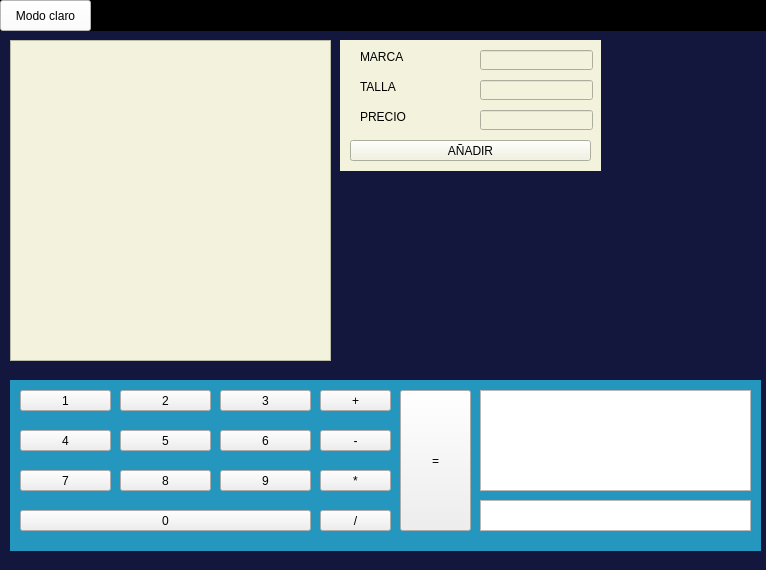
First picture: the form in main/mygui.ui, repository pablofu9/TiendaPython, before the edit.
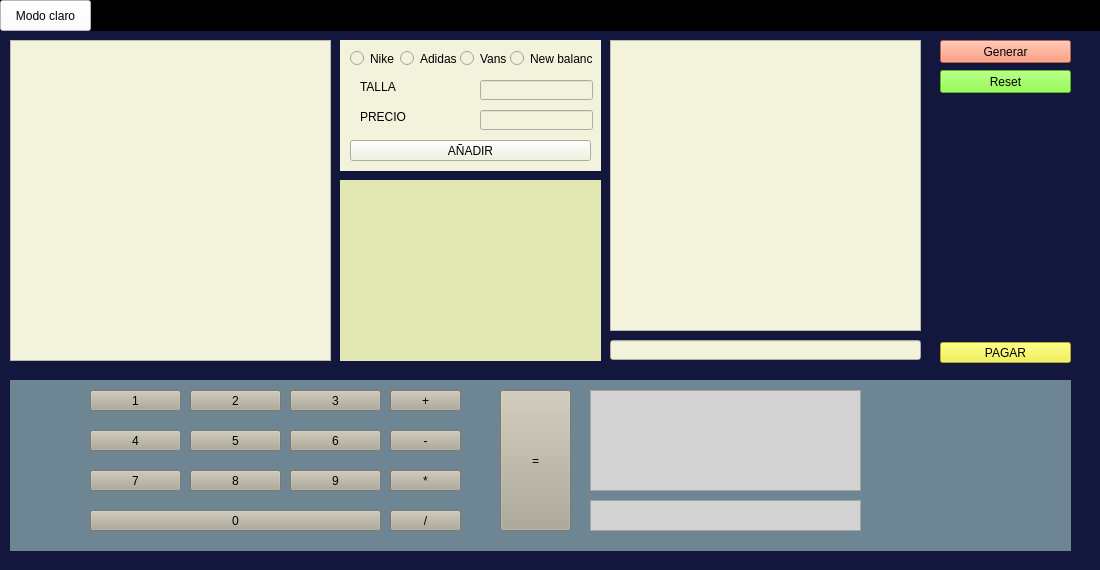
Second picture: the form after the edit.

Commit message: AÑADIR

The edit to the form file:
```diff
--- a/main/mygui.ui
+++ b/main/mygui.ui
@@ -6,13 +6,24 @@
    <rect>
     <x>0</x>
     <y>0</y>
-    <width>766</width>
+    <width>1100</width>
     <height>570</height>
    </rect>
   </property>
+  <property name="maximumSize">
+   <size>
+    <width>1100</width>
+    <height>600</height>
+   </size>
+  </property>
   <property name="windowTitle">
    <string>MainWindow</string>
   </property>
+  <property name="styleSheet">
+   <string notr="true">.QPushButton{
+background-color:#ADA897
+}</string>
+  </property>
   <widget class="QWidget" name="pantalla">
    <property name="styleSheet">
     <string notr="true">#pantalla{
@@ -24,19 +35,19 @@
      <rect>
       <x>10</x>
       <y>380</y>
-      <width>751</width>
+      <width>1061</width>
       <height>171</height>
      </rect>
     </property>
     <property name="styleSheet">
      <string notr="true"> #calculadora{
-	background-color:#2596be;
+	background-color:#6E8693;
 }</string>
     </property>
     <widget class="QPushButton" name="btn1">
      <property name="geometry">
       <rect>
-       <x>10</x>
+       <x>80</x>
        <y>10</y>
        <width>91</width>
        <height>21</height>
@@ -49,12 +60,16 @@
     <widget class="QPushButton" name="btn2">
      <property name="geometry">
       <rect>
-       <x>110</x>
+       <x>180</x>
        <y>10</y>
        <width>91</width>
        <height>21</height>
       </rect>
      </property>
+     <property name="styleSheet">
+      <string notr="true">
+</string>
+     </property>
      <property name="text">
       <string>2</string>
      </property>
@@ -62,7 +77,7 @@
     <widget class="QPushButton" name="btn3">
      <property name="geometry">
       <rect>
-       <x>210</x>
+       <x>280</x>
        <y>10</y>
        <width>91</width>
        <height>21</height>
@@ -75,7 +90,7 @@
     <widget class="QPushButton" name="btn6">
      <property name="geometry">
       <rect>
-       <x>210</x>
+       <x>280</x>
        <y>50</y>
        <width>91</width>
        <height>21</height>
@@ -88,7 +103,7 @@
     <widget class="QPushButton" name="btn5">
      <property name="geometry">
       <rect>
-       <x>110</x>
+       <x>180</x>
        <y>50</y>
        <width>91</width>
        <height>21</height>
@@ -101,7 +116,7 @@
     <widget class="QPushButton" name="btn4">
      <property name="geometry">
       <rect>
-       <x>10</x>
+       <x>80</x>
        <y>50</y>
        <width>91</width>
        <height>21</height>
@@ -114,7 +129,7 @@
     <widget class="QPushButton" name="btn8">
      <property name="geometry">
       <rect>
-       <x>110</x>
+       <x>180</x>
        <y>90</y>
        <width>91</width>
        <height>21</height>
@@ -127,7 +142,7 @@
     <widget class="QPushButton" name="btn7">
      <property name="geometry">
       <rect>
-       <x>10</x>
+       <x>80</x>
        <y>90</y>
        <width>91</width>
        <height>21</height>
@@ -140,7 +155,7 @@
     <widget class="QPushButton" name="btn9">
      <property name="geometry">
       <rect>
-       <x>210</x>
+       <x>280</x>
        <y>90</y>
        <width>91</width>
        <height>21</height>
@@ -153,7 +168,7 @@
     <widget class="QPushButton" name="btn0">
      <property name="geometry">
       <rect>
-       <x>10</x>
+       <x>80</x>
        <y>130</y>
        <width>291</width>
        <height>21</height>
@@ -166,7 +181,7 @@
     <widget class="QPushButton" name="btnSumar">
      <property name="geometry">
       <rect>
-       <x>310</x>
+       <x>380</x>
        <y>10</y>
        <width>71</width>
        <height>21</height>
@@ -179,7 +194,7 @@
     <widget class="QPushButton" name="btnRestar">
      <property name="geometry">
       <rect>
-       <x>310</x>
+       <x>380</x>
        <y>50</y>
        <width>71</width>
        <height>21</height>
@@ -192,7 +207,7 @@
     <widget class="QPushButton" name="btnMultiplicar">
      <property name="geometry">
       <rect>
-       <x>310</x>
+       <x>380</x>
        <y>90</y>
        <width>71</width>
        <height>21</height>
@@ -205,7 +220,7 @@
     <widget class="QPushButton" name="btnDividir">
      <property name="geometry">
       <rect>
-       <x>310</x>
+       <x>380</x>
        <y>130</y>
        <width>71</width>
        <height>21</height>
@@ -218,7 +233,7 @@
     <widget class="QPushButton" name="btnIgual">
      <property name="geometry">
       <rect>
-       <x>390</x>
+       <x>490</x>
        <y>10</y>
        <width>71</width>
        <height>141</height>
@@ -231,22 +246,28 @@
     <widget class="QTextBrowser" name="txtOperacion">
      <property name="geometry">
       <rect>
-       <x>470</x>
+       <x>580</x>
        <y>10</y>
        <width>271</width>
        <height>101</height>
       </rect>
      </property>
+     <property name="styleSheet">
+      <string notr="true">background-color:lightgrey</string>
+     </property>
     </widget>
     <widget class="QTextBrowser" name="txtResultado">
      <property name="geometry">
       <rect>
-       <x>470</x>
+       <x>580</x>
        <y>120</y>
        <width>271</width>
        <height>31</height>
       </rect>
      </property>
+     <property name="styleSheet">
+      <string notr="true">background-color:lightgrey</string>
+     </property>
     </widget>
    </widget>
    <widget class="QFrame" name="frame">
@@ -254,7 +275,7 @@
      <rect>
       <x>0</x>
       <y>0</y>
-      <width>771</width>
+      <width>1261</width>
       <height>31</height>
      </rect>
     </property>
@@ -312,16 +333,6 @@
     <property name="styleSheet">
      <string notr="true">background-color:#F2F2DD</string>
     </property>
-    <widget class="QLineEdit" name="txtMarca">
-     <property name="geometry">
-      <rect>
-       <x>140</x>
-       <y>10</y>
-       <width>113</width>
-       <height>20</height>
-      </rect>
-     </property>
-    </widget>
     <widget class="QLineEdit" name="txtTalla">
      <property name="geometry">
       <rect>
@@ -342,19 +353,6 @@
       </rect>
      </property>
     </widget>
-    <widget class="QLabel" name="label">
-     <property name="geometry">
-      <rect>
-       <x>20</x>
-       <y>10</y>
-       <width>47</width>
-       <height>13</height>
-      </rect>
-     </property>
-     <property name="text">
-      <string>MARCA</string>
-     </property>
-    </widget>
     <widget class="QLabel" name="label_2">
      <property name="geometry">
       <rect>
@@ -397,6 +395,170 @@
       <string>AÑADIR</string>
      </property>
     </widget>
+    <widget class="QRadioButton" name="rdNike">
+     <property name="geometry">
+      <rect>
+       <x>10</x>
+       <y>10</y>
+       <width>51</width>
+       <height>17</height>
+      </rect>
+     </property>
+     <property name="text">
+      <string>Nike</string>
+     </property>
+     <attribute name="buttonGroup">
+      <string notr="true">buttonGroup</string>
+     </attribute>
+    </widget>
+    <widget class="QRadioButton" name="rdAdidas">
+     <property name="geometry">
+      <rect>
+       <x>60</x>
+       <y>10</y>
+       <width>61</width>
+       <height>17</height>
+      </rect>
+     </property>
+     <property name="text">
+      <string>Adidas</string>
+     </property>
+     <attribute name="buttonGroup">
+      <string notr="true">buttonGroup</string>
+     </attribute>
+    </widget>
+    <widget class="QRadioButton" name="rdVans">
+     <property name="geometry">
+      <rect>
+       <x>120</x>
+       <y>10</y>
+       <width>51</width>
+       <height>17</height>
+      </rect>
+     </property>
+     <property name="text">
+      <string>Vans</string>
+     </property>
+     <attribute name="buttonGroup">
+      <string notr="true">buttonGroup</string>
+     </attribute>
+    </widget>
+    <widget class="QRadioButton" name="rdNewbalance">
+     <property name="geometry">
+      <rect>
+       <x>170</x>
+       <y>10</y>
+       <width>82</width>
+       <height>17</height>
+      </rect>
+     </property>
+     <property name="text">
+      <string>New balance</string>
+     </property>
+     <attribute name="buttonGroup">
+      <string notr="true">buttonGroup</string>
+     </attribute>
+    </widget>
+   </widget>
+   <widget class="QWidget" name="widget_2" native="true">
+    <property name="geometry">
+     <rect>
+      <x>340</x>
+      <y>180</y>
+      <width>261</width>
+      <height>181</height>
+     </rect>
+    </property>
+    <property name="styleSheet">
+     <string notr="true">background-color:#E2E7B4
+</string>
+    </property>
+    <widget class="QWidget" name="imagen" native="true">
+     <property name="geometry">
+      <rect>
+       <x>0</x>
+       <y>0</y>
+       <width>261</width>
+       <height>181</height>
+      </rect>
+     </property>
+    </widget>
+   </widget>
+   <widget class="QPushButton" name="btnGenerar">
+    <property name="geometry">
+     <rect>
+      <x>940</x>
+      <y>40</y>
+      <width>131</width>
+      <height>23</height>
+     </rect>
+    </property>
+    <property name="styleSheet">
+     <string notr="true">background-color:#FF855D</string>
+    </property>
+    <property name="text">
+     <string>Generar</string>
+    </property>
+   </widget>
+   <widget class="QPushButton" name="btnReset">
+    <property name="geometry">
+     <rect>
+      <x>940</x>
+      <y>70</y>
+      <width>131</width>
+      <height>23</height>
+     </rect>
+    </property>
+    <property name="styleSheet">
+     <string notr="true">background-color:#78FF21
+</string>
+    </property>
+    <property name="text">
+     <string>Reset</string>
+    </property>
+   </widget>
+   <widget class="QPushButton" name="pushButton_3">
+    <property name="geometry">
+     <rect>
+      <x>940</x>
+      <y>342</y>
+      <width>131</width>
+      <height>21</height>
+     </rect>
+    </property>
+    <property name="styleSheet">
+     <string notr="true">background-color:#EFF133
+</string>
+    </property>
+    <property name="text">
+     <string>PAGAR</string>
+    </property>
+   </widget>
+   <widget class="QLineEdit" name="precioTotal">
+    <property name="geometry">
+     <rect>
+      <x>610</x>
+      <y>340</y>
+      <width>311</width>
+      <height>20</height>
+     </rect>
+    </property>
+    <property name="styleSheet">
+     <string notr="true">background-color:#F2F2DD</string>
+    </property>
+   </widget>
+   <widget class="QTableWidget" name="lista">
+    <property name="geometry">
+     <rect>
+      <x>610</x>
+      <y>40</y>
+      <width>311</width>
+      <height>291</height>
+     </rect>
+    </property>
+    <property name="styleSheet">
+     <string notr="true">background-color:#F2F2DD</string>
+    </property>
    </widget>
    <zorder>calculadora</zorder>
    <zorder>frame</zorder>
```
Left out of the diff: 11 changed lines with no effect on the pictures. The commit also changes 1 other file.
